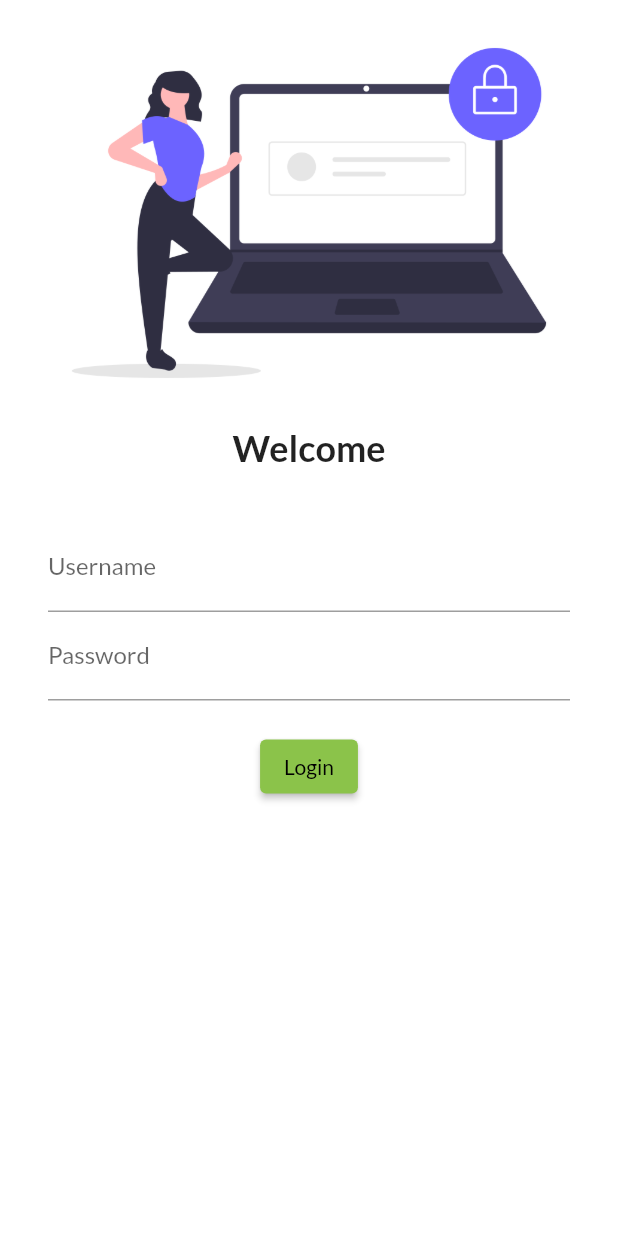
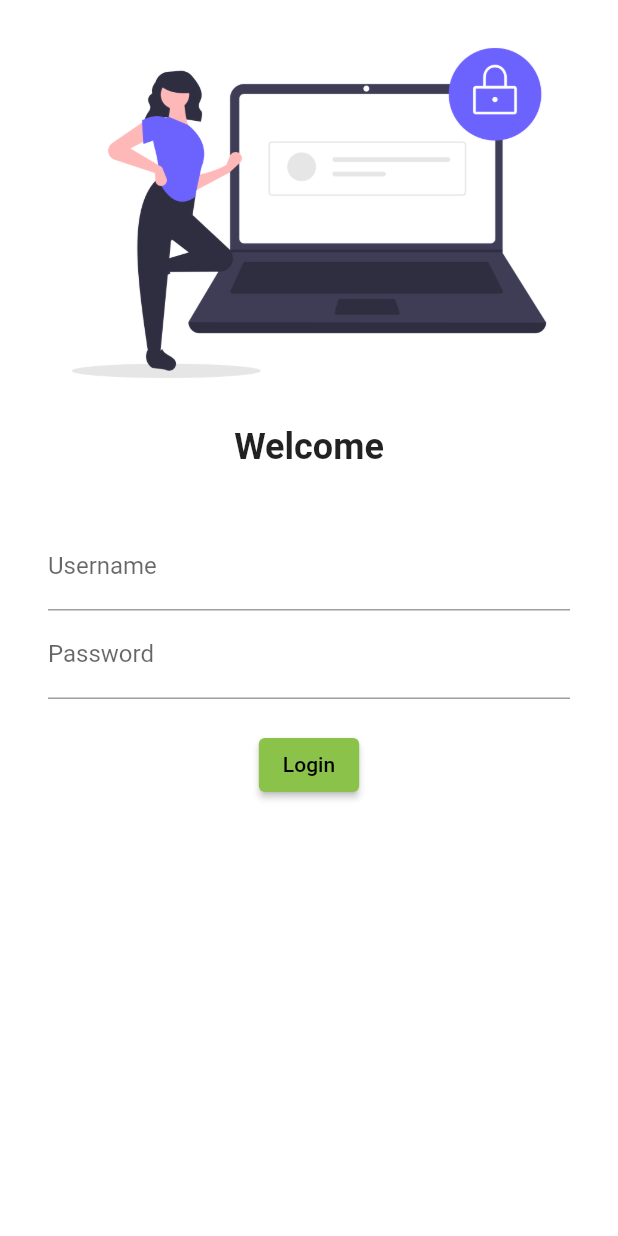
Before and after one commit to AyuOrniThrONE/30Days_of_Flutter, a Flutter app: the screen it shows after launch, on a phone screen of 412 x 824 dp. Run offline on Flutter 3.47's test engine with Material 2 defaults, Android fonts, the phone set to English and light mode, and no system bars.

Commit message:
changed main

```diff
--- a/lib/main.dart
+++ b/lib/main.dart
@@ -1,7 +1,6 @@
 import 'package:flutter/material.dart';
 import 'package:flutter_catalog/pages/home_Page.dart';
 import 'package:flutter_catalog/pages/loginPAge.dart';
-import 'package:google_fonts/google_fonts.dart';
 
 void main() {
   runApp(MyApp());
@@ -16,7 +15,6 @@ class MyApp extends StatelessWidget {
       themeMode: ThemeMode.light,
       theme: ThemeData(
         primarySwatch: Colors.lightGreen,
-        fontFamily: GoogleFonts.lato().fontFamily,
       ),
       darkTheme: ThemeData(
         brightness: Brightness.dark,
```
